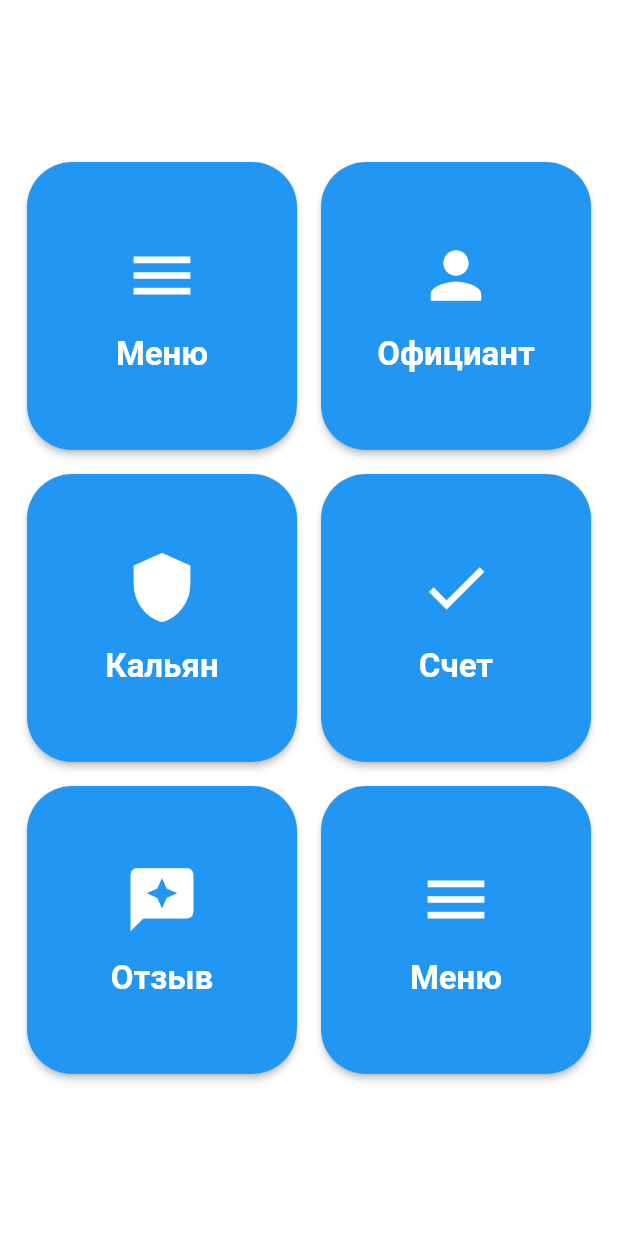
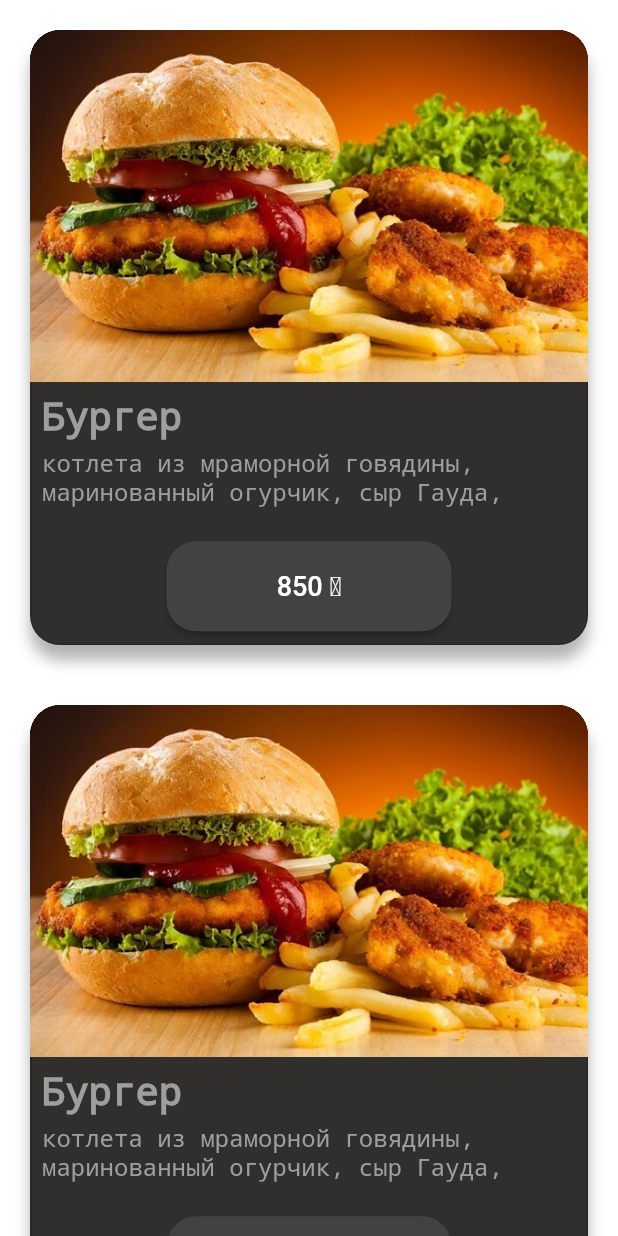
Before and after one commit to moraWoo/ne_gorchit, a Flutter app: the screen it shows after launch, after a tap on "Меню", on a phone screen of 412 x 824 dp. Run offline on Flutter 3.47's test engine with Material 2 defaults, Android fonts, the phone set to English and light mode, and no system bars.

Commit message:
added food catalog

```diff
--- a/ne_gorchit/lib/main.dart
+++ b/ne_gorchit/lib/main.dart
@@ -1,5 +1,6 @@
 import 'package:flutter/material.dart';
 import 'package:ne_gorchit/theme/app_colors.dart';
+import 'package:ne_gorchit/widgets/elements/food_catalog.dart';
 import 'package:ne_gorchit/widgets/main_menu.dart';
 
 void main() {
@@ -16,7 +17,6 @@ class MainApp extends StatelessWidget {
         appBarTheme: const AppBarTheme(
           backgroundColor: AppColors.mainDarkBlue,
         ),
-        primarySwatch: Colors.blue,
         bottomNavigationBarTheme: const BottomNavigationBarThemeData(
           backgroundColor: AppColors.mainDarkBlue,
           selectedItemColor: Colors.white,
@@ -24,7 +24,8 @@ class MainApp extends StatelessWidget {
         ),
       ),
       routes: {
-        '/main_menu': (context) => MainMenu(),
+        '/': (context) => MainMenu(),
+        '/widgets': (context) => FoodElement(),
         // '/mainScreen': (context) => MainScreenWidget(),
         // '/mainScreen/movie_details': (context) {
         //   final arguments = ModalRoute.of(context)?.settings.arguments as int;
@@ -35,7 +36,8 @@ class MainApp extends StatelessWidget {
         //   }
         // },
       },
-      initialRoute: '/main_menu',
+      // initialRoute: '/main_menu',
+      initialRoute: '/',
     );
   }
 }
--- /dev/null
+++ b/ne_gorchit/lib/resources/app_images.dart
@@ -0,0 +1,7 @@
+part of 'resources.dart';
+
+class AppImages {
+  AppImages._();
+
+  static const String blinchiki = 'images/blinchiki.jpg';
+}
--- /dev/null
+++ b/ne_gorchit/lib/resources/resources.dart
@@ -0,0 +1 @@
+part 'app_images.dart';
--- /dev/null
+++ b/ne_gorchit/lib/widgets/elements/food_catalog.dart
@@ -0,0 +1,114 @@
+import 'package:flutter/material.dart';
+import 'package:ne_gorchit/resources/resources.dart';
+
+class FoodElement extends StatelessWidget {
+  const FoodElement({super.key});
+
+  @override
+  Widget build(BuildContext context) {
+    return ColoredBox(
+      color: Colors.white,
+      child: ListView.builder(
+        itemCount: 10,
+        itemExtent: 450,
+        scrollDirection: Axis.vertical,
+        itemBuilder: (BuildContext context, int index) {
+          return FoodItem();
+        },
+      ),
+    );
+  }
+}
+
+class FoodItem extends StatelessWidget {
+  const FoodItem({
+    super.key,
+  });
+
+  @override
+  Widget build(BuildContext context) {
+    return Padding(
+      padding: const EdgeInsets.all(20.0),
+      child: DecoratedBox(
+        decoration: BoxDecoration(
+          color: Color.fromRGBO(48, 47, 45, 1),
+          border: Border.all(
+            color: Colors.black.withOpacity(0.2),
+          ),
+          borderRadius: BorderRadius.all(
+            Radius.circular(20),
+          ),
+          boxShadow: [
+            BoxShadow(
+              color: Colors.black.withOpacity(0.3),
+              blurRadius: 8,
+              offset: Offset(0, 10),
+            ),
+          ],
+        ),
+        child: ClipRRect(
+          borderRadius: BorderRadius.all(Radius.circular(20)),
+          clipBehavior: Clip.hardEdge,
+          child: Column(
+            children: [
+              Image(image: AssetImage(AppImages.blinchiki)),
+              Padding(
+                padding: EdgeInsets.all(8.0),
+                child: Column(
+                  crossAxisAlignment: CrossAxisAlignment.start,
+                  children: [
+                    Text(
+                      'Бургер',
+                      style: TextStyle(
+                        fontSize: 26,
+                        color: Colors.grey,
+                        decoration: TextDecoration.none,
+                      ),
+                      maxLines: 1,
+                    ),
+                    SizedBox(height: 7),
+                    Text(
+                      'котлета из мраморной говядины, маринованный огурчик, сыр Гауда, помидор, салат, фирменный соус',
+                      style: TextStyle(
+                          fontSize: 16,
+                          fontWeight: FontWeight.normal,
+                          color: Colors.grey,
+                          decoration: TextDecoration.none),
+                      maxLines: 2,
+                    ),
+                  ],
+                ),
+              ),
+              SizedBox(
+                height: 15,
+              ),
+              ElevatedButton(
+                onPressed: () {},
+                child: Text(
+                  '850 ₸',
+                  style: TextStyle(
+                    fontSize: 18,
+                  ),
+                ),
+                style: ElevatedButton.styleFrom(
+                    shape: RoundedRectangleBorder(
+                      borderRadius: BorderRadius.circular(20.0),
+                    ),
+                    minimumSize: Size(190, 60),
+                    backgroundColor: Color.fromRGBO(66, 67, 64, 1)),
+                //   ButtonStyle(
+                //   backgroundColor: MaterialStateProperty.all(Colors.grey),
+                //   minimumSize: MaterialStateProperty.all(Size(150, 60)),
+
+                //   // shape: MaterialStateProperty.all(
+
+                //   // CircleBorder(side: BorderSide(width: 10))),
+                // ),
+              )
+            ],
+          ),
+        ),
+      ),
+    );
+  }
+}
--- a/ne_gorchit/lib/widgets/elements/main_buttons.dart
+++ b/ne_gorchit/lib/widgets/elements/main_buttons.dart
@@ -1,23 +1,41 @@
 import 'package:flutter/material.dart';
+import 'package:ne_gorchit/widgets/elements/food_catalog.dart';
 import 'package:ne_gorchit/widgets/elements/main_buttons.dart';
 
 class mainButton extends StatelessWidget {
   final Icon buttonIcon;
   final String buttonName;
+  final int buttonId;
 
   const mainButton({
     super.key,
     required this.buttonIcon,
     required this.buttonName,
+    required this.buttonId,
   });
 
   @override
   Widget build(BuildContext context) {
     return ElevatedButton(
       onPressed: () {
-        print('button tapped');
+        print('button tapped: $buttonId');
+        switch (buttonId) {
+          case 1:
+            Navigator.popAndPushNamed(context, '/widgets');
+          case 2:
+            Navigator.popAndPushNamed(context, '/widgets');
+          case 3:
+            Navigator.popAndPushNamed(context, '/widgets');
+          case 4:
+            Navigator.popAndPushNamed(context, '/widgets');
+          case 5:
+            Navigator.popAndPushNamed(context, '/widgets');
+          case 6:
+            Navigator.popAndPushNamed(context, '/widgets');
+        }
       },
       style: ElevatedButton.styleFrom(
+        backgroundColor: Color.fromRGBO(66, 67, 64, 1),
         shadowColor: Colors.black,
         shape: RoundedRectangleBorder(
           borderRadius: BorderRadius.circular(30.0),
@@ -33,8 +51,8 @@ class mainButton extends StatelessWidget {
           Text(
             buttonName,
             style: TextStyle(
-              fontSize: 22,
-              fontWeight: FontWeight.bold,
+              fontSize: 20,
+              fontWeight: FontWeight.normal,
             ),
           ),
         ],
--- a/ne_gorchit/lib/widgets/main_menu.dart
+++ b/ne_gorchit/lib/widgets/main_menu.dart
@@ -23,8 +23,9 @@ class MainMenu extends StatelessWidget {
                   children: [
                     Expanded(
                       child: Padding(
-                        padding: const EdgeInsets.all(8.0),
+                        padding: EdgeInsets.all(8.0),
                         child: mainButton(
+                          buttonId: 1,
                           buttonIcon: Icon(
                             Icons.menu,
                             size: 50,
@@ -35,8 +36,9 @@ class MainMenu extends StatelessWidget {
                     ),
                     Expanded(
                       child: Padding(
-                        padding: const EdgeInsets.all(8.0),
+                        padding: EdgeInsets.all(8.0),
                         child: mainButton(
+                          buttonId: 2,
                           buttonIcon: Icon(
                             Icons.person,
                             size: 50,
@@ -56,6 +58,7 @@ class MainMenu extends StatelessWidget {
                       child: Padding(
                         padding: const EdgeInsets.all(8.0),
                         child: mainButton(
+                          buttonId: 3,
                           buttonIcon: Icon(
                             Icons.shield,
                             size: 50,
@@ -68,6 +71,7 @@ class MainMenu extends StatelessWidget {
                       child: Padding(
                         padding: const EdgeInsets.all(8.0),
                         child: mainButton(
+                          buttonId: 4,
                           buttonIcon: Icon(
                             Icons.check,
                             size: 50,
@@ -87,6 +91,7 @@ class MainMenu extends StatelessWidget {
                       child: Padding(
                         padding: const EdgeInsets.all(8.0),
                         child: mainButton(
+                          buttonId: 5,
                           buttonIcon: Icon(
                             Icons.reviews,
                             size: 50,
@@ -99,6 +104,7 @@ class MainMenu extends StatelessWidget {
                       child: Padding(
                         padding: const EdgeInsets.all(8.0),
                         child: mainButton(
+                          buttonId: 6,
                           buttonIcon: Icon(
                             Icons.menu,
                             size: 50,
--- a/ne_gorchit/pubspec.yaml
+++ b/ne_gorchit/pubspec.yaml
@@ -17,3 +17,5 @@ dev_dependencies:
 
 flutter:
   uses-material-design: true
+  assets:
+    - images/
--- /dev/null
+++ b/ne_gorchit/spider.yaml
@@ -0,0 +1,35 @@
+# Generated by Spider
+# For more info on configuration, visit https://birjuvachhani.github.io/spider/grouping/
+# Generates unit tests to verify that the assets exists in assets directory
+generate_tests: false
+
+# Use this to remove vcs noise created by the `generated` comments in dart code
+no_comments: true
+
+# Exports all the generated file as the one library
+export: true
+
+# This allows you to import all the generated references with 1 single import!
+use_part_of: true
+
+# Generates a variable that contains a list of all asset values.
+use_references_list: false
+
+# Generates files with given ignore rules for file.
+# ignored_rules:
+#   - public_member_api_docs
+
+# Generates dart font family references for fonts specified in pubspec.yaml
+# fonts: true
+# -------- OR --------
+# fonts:
+#   class_name: MyFonts
+#   file_name: my_fonts
+
+# Location where all the generated references will be stored
+package: resources
+
+groups:
+  - path: images
+    class_name: AppImages
+    types: [ .png, .jpg, .jpeg, .webp, .webm, .bmp ]
```
Also changed, not shown: ne_gorchit/images/blinchiki.jpg (added), 1 other file.
